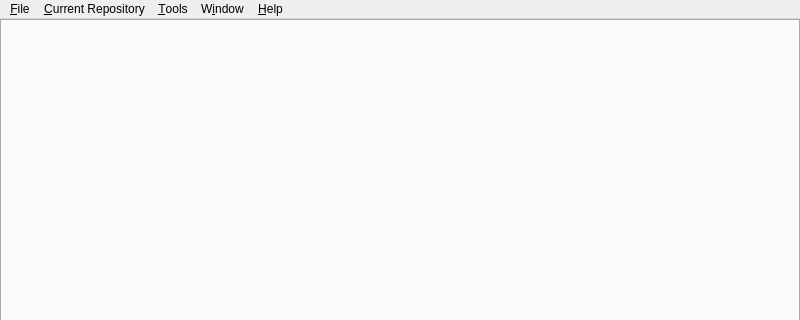
feelx88/git-qui, file src/mainwindow.ui: the form before one commit; both pictures show x 0 to 800 and y 0 to 320 of the 800 by 600 pixel window.
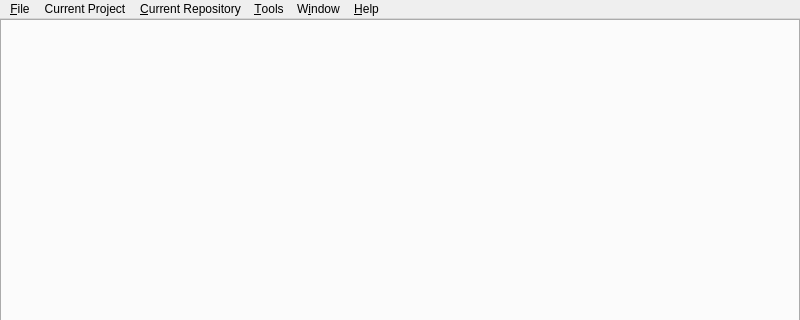
The form after the commit. Icons and pictures are not drawn.

```diff
--- a/src/mainwindow.ui
+++ b/src/mainwindow.ui
@@ -132,7 +132,14 @@
     <addaction name="actionAbout_qt"/>
     <addaction name="actionAbout"/>
    </widget>
+   <widget class="QMenu" name="menuCurrent_Project">
+    <property name="title">
+     <string>Current Project</string>
+    </property>
+    <addaction name="actionEnable_auto_fetch"/>
+   </widget>
    <addaction name="menuFile"/>
+   <addaction name="menuCurrent_Project"/>
    <addaction name="menuCurrent_Repository"/>
    <addaction name="menuTool"/>
    <addaction name="menuWindow"/>
```
Left out of the diff: 8 changed lines with no effect on the pictures.
